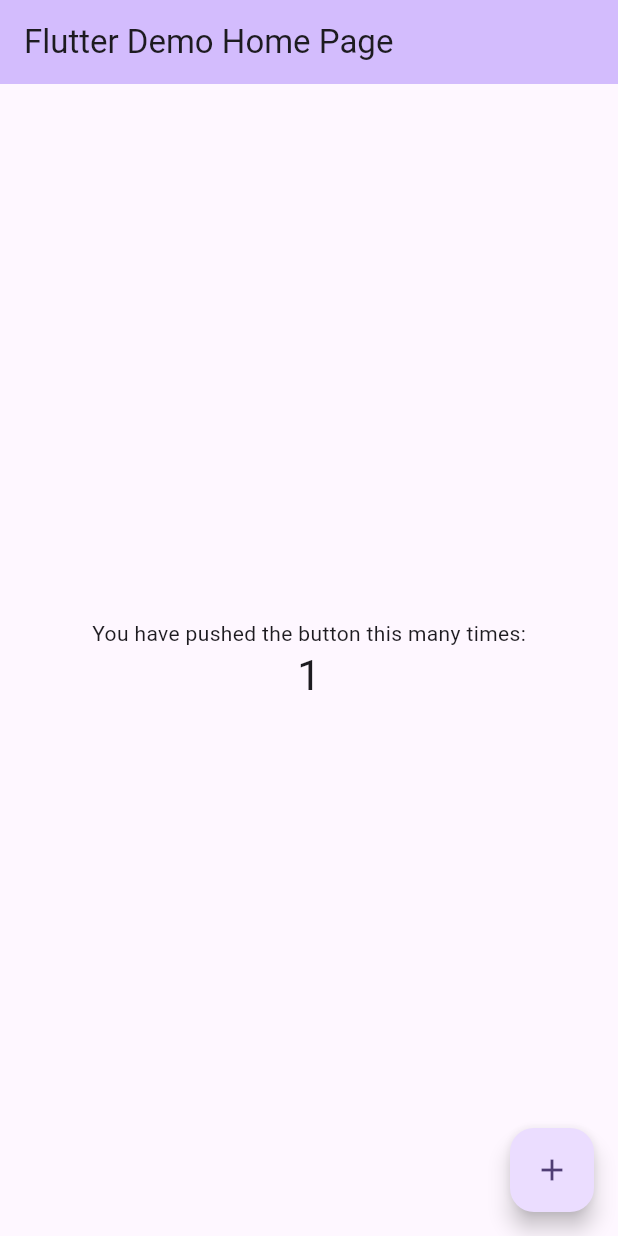
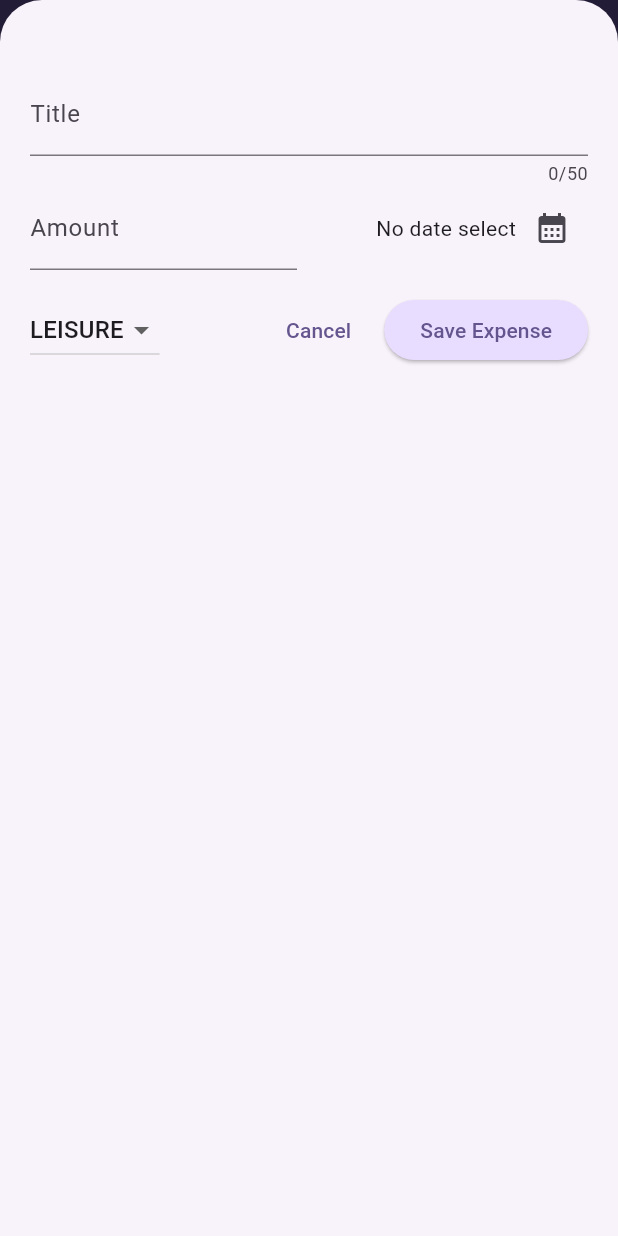
Before and after one commit to Tolkynbayeva/expense_tracker, a Flutter app: the screen it shows after launch, after a tap on the "add" icon, on a phone screen of 412 x 824 dp. Run offline on Flutter 3.47's test engine with Material 3 defaults, Android fonts, the phone set to English and light mode, and no system bars.

Commit message:
adding chart widgets

```diff
--- a/lib/main.dart
+++ b/lib/main.dart
@@ -1,125 +1,55 @@
+import 'package:expense_tracker/widgets/expenses.dart';
 import 'package:flutter/material.dart';
 
+var kColorScheme = ColorScheme.fromSeed(
+  seedColor: const Color.fromARGB(255, 96, 59, 181),
+);
+var kDarkColorScheme = ColorScheme.fromSeed(
+  brightness: Brightness.dark,
+  seedColor: const Color.fromARGB(255, 5, 99, 125),
+);
 void main() {
-  runApp(const MyApp());
-}
-
-class MyApp extends StatelessWidget {
-  const MyApp({super.key});
-
-  // This widget is the root of your application.
-  @override
-  Widget build(BuildContext context) {
-    return MaterialApp(
-      title: 'Flutter Demo',
-      theme: ThemeData(
-        // This is the theme of your application.
-        //
-        // TRY THIS: Try running your application with "flutter run". You'll see
-        // the application has a purple toolbar. Then, without quitting the app,
-        // try changing the seedColor in the colorScheme below to Colors.green
-        // and then invoke "hot reload" (save your changes or press the "hot
-        // reload" button in a Flutter-supported IDE, or press "r" if you used
-        // the command line to start the app).
-        //
-        // Notice that the counter didn't reset back to zero; the application
-        // state is not lost during the reload. To reset the state, use hot
-        // restart instead.
-        //
-        // This works for code too, not just values: Most code changes can be
-        // tested with just a hot reload.
-        colorScheme: ColorScheme.fromSeed(seedColor: Colors.deepPurple),
-        useMaterial3: true,
-      ),
-      home: const MyHomePage(title: 'Flutter Demo Home Page'),
-    );
-  }
-}
-
-class MyHomePage extends StatefulWidget {
-  const MyHomePage({super.key, required this.title});
-
-  // This widget is the home page of your application. It is stateful, meaning
-  // that it has a State object (defined below) that contains fields that affect
-  // how it looks.
-
-  // This class is the configuration for the state. It holds the values (in this
-  // case the title) provided by the parent (in this case the App widget) and
-  // used by the build method of the State. Fields in a Widget subclass are
-  // always marked "final".
-
-  final String title;
-
-  @override
-  State<MyHomePage> createState() => _MyHomePageState();
-}
-
-class _MyHomePageState extends State<MyHomePage> {
-  int _counter = 0;
-
-  void _incrementCounter() {
-    setState(() {
-      // This call to setState tells the Flutter framework that something has
-      // changed in this State, which causes it to rerun the build method below
-      // so that the display can reflect the updated values. If we changed
-      // _counter without calling setState(), then the build method would not be
-      // called again, and so nothing would appear to happen.
-      _counter++;
-    });
-  }
-
-  @override
-  Widget build(BuildContext context) {
-    // This method is rerun every time setState is called, for instance as done
-    // by the _incrementCounter method above.
-    //
-    // The Flutter framework has been optimized to make rerunning build methods
-    // fast, so that you can just rebuild anything that needs updating rather
-    // than having to individually change instances of widgets.
-    return Scaffold(
-      appBar: AppBar(
-        // TRY THIS: Try changing the color here to a specific color (to
-        // Colors.amber, perhaps?) and trigger a hot reload to see the AppBar
-        // change color while the other colors stay the same.
-        backgroundColor: Theme.of(context).colorScheme.inversePrimary,
-        // Here we take the value from the MyHomePage object that was created by
-        // the App.build method, and use it to set our appbar title.
-        title: Text(widget.title),
-      ),
-      body: Center(
-        // Center is a layout widget. It takes a single child and positions it
-        // in the middle of the parent.
-        child: Column(
-          // Column is also a layout widget. It takes a list of children and
-          // arranges them vertically. By default, it sizes itself to fit its
-          // children horizontally, and tries to be as tall as its parent.
-          //
-          // Column has various properties to control how it sizes itself and
-          // how it positions its children. Here we use mainAxisAlignment to
-          // center the children vertically; the main axis here is the vertical
-          // axis because Columns are vertical (the cross axis would be
-          // horizontal).
-          //
-          // TRY THIS: Invoke "debug painting" (choose the "Toggle Debug Paint"
-          // action in the IDE, or press "p" in the console), to see the
-          // wireframe for each widget.
-          mainAxisAlignment: MainAxisAlignment.center,
-          children: <Widget>[
-            const Text(
-              'You have pushed the button this many times:',
-            ),
-            Text(
-              '$_counter',
-              style: Theme.of(context).textTheme.headlineMedium,
-            ),
-          ],
+  runApp(MaterialApp(
+    darkTheme: ThemeData.dark().copyWith(
+      colorScheme: kDarkColorScheme,
+      cardTheme: const CardTheme().copyWith(
+        color: kDarkColorScheme.secondaryContainer,
+        margin: const EdgeInsets.symmetric(
+          horizontal: 16.0,
+          vertical: 8.0,
         ),
       ),
-      floatingActionButton: FloatingActionButton(
-        onPressed: _incrementCounter,
-        tooltip: 'Increment',
-        child: const Icon(Icons.add),
-      ), // This trailing comma makes auto-formatting nicer for build methods.
-    );
-  }
+      elevatedButtonTheme: ElevatedButtonThemeData(
+        style: ElevatedButton.styleFrom(
+            backgroundColor: kDarkColorScheme.primaryContainer,
+            foregroundColor: kDarkColorScheme.onPrimaryContainer),
+      ),
+    ),
+    theme: ThemeData().copyWith(
+      colorScheme: kColorScheme,
+      appBarTheme: AppBarTheme(
+        backgroundColor: kColorScheme.onPrimaryContainer,
+        foregroundColor: kColorScheme.primaryContainer,
+      ),
+      cardTheme: const CardTheme().copyWith(
+        color: kColorScheme.secondaryContainer,
+        margin: const EdgeInsets.symmetric(
+          horizontal: 16.0,
+          vertical: 8.0,
+        ),
+      ),
+      elevatedButtonTheme: ElevatedButtonThemeData(
+        style: ElevatedButton.styleFrom(
+            backgroundColor: kColorScheme.primaryContainer),
+      ),
+      textTheme: ThemeData().textTheme.copyWith(
+            titleLarge: TextStyle(
+              fontWeight: FontWeight.bold,
+              fontSize: 16.0,
+              color: kColorScheme.onSecondaryContainer,
+            ),
+          ),
+    ),
+    home: const Expenses(),
+  ));
 }
--- /dev/null
+++ b/lib/models/expense.dart
@@ -0,0 +1,55 @@
+import 'package:uuid/uuid.dart';
+import 'package:flutter/material.dart';
+import 'package:intl/intl.dart';
+
+final formatter = DateFormat.yMd();
+const uuid = Uuid();
+
+enum Category { food, travel, leisure, work }
+
+const categoryIcons = {
+  Category.food: Icons.lunch_dining,
+  Category.travel: Icons.flight_takeoff,
+  Category.leisure: Icons.movie,
+  Category.work: Icons.work,
+};
+
+class Expense {
+  Expense(
+      {required this.title,
+      required this.amount,
+      required this.date,
+      required this.category})
+      : id = uuid.v4();
+
+  final String id;
+  final String title;
+  final double amount;
+  final DateTime date;
+  final Category category;
+
+  String get formattedDate {
+    return formatter.format(date);
+  }
+}
+
+class ExpenseBucket {
+  ExpenseBucket({required this.category, required this.expenses});
+
+  ExpenseBucket.forCategory(List<Expense> allExpenses, this.category)
+      : expenses = allExpenses
+            .where((expense) => expense.category == category)
+            .toList();
+
+  final Category category;
+  final List<Expense> expenses;
+
+  double get totalExpenses {
+    double sum = 0;
+
+    for (final expense in expenses) {
+      sum += expense.amount;
+    }
+    return sum;
+  }
+}
--- /dev/null
+++ b/lib/widgets/chart/chart.dart
@@ -0,0 +1,95 @@
+import 'package:flutter/material.dart';
+
+import 'package:expense_tracker/widgets/chart/chart_bar.dart';
+import 'package:expense_tracker/models/expense.dart';
+
+class Chart extends StatelessWidget {
+  const Chart({super.key, required this.expenses});
+
+  final List<Expense> expenses;
+
+  List<ExpenseBucket> get buckets {
+    return [
+      ExpenseBucket.forCategory(expenses, Category.food),
+      ExpenseBucket.forCategory(expenses, Category.leisure),
+      ExpenseBucket.forCategory(expenses, Category.travel),
+      ExpenseBucket.forCategory(expenses, Category.work),
+    ];
+  }
+
+  double get maxTotalExpense {
+    double maxTotalExpense = 0;
+
+    for (final bucket in buckets) {
+      if (bucket.totalExpenses > maxTotalExpense) {
+        maxTotalExpense = bucket.totalExpenses;
+      }
+    }
+
+    return maxTotalExpense;
+  }
+
+  @override
+  Widget build(BuildContext context) {
+    final isDarkMode =
+        MediaQuery.of(context).platformBrightness == Brightness.dark;
+    return Container(
+      margin: const EdgeInsets.all(16),
+      padding: const EdgeInsets.symmetric(
+        vertical: 16,
+        horizontal: 8,
+      ),
+      width: double.infinity,
+      height: 180,
+      decoration: BoxDecoration(
+        borderRadius: BorderRadius.circular(8),
+        gradient: LinearGradient(
+          colors: [
+            Theme.of(context).colorScheme.primary.withOpacity(0.3),
+            Theme.of(context).colorScheme.primary.withOpacity(0.0)
+          ],
+          begin: Alignment.bottomCenter,
+          end: Alignment.topCenter,
+        ),
+      ),
+      child: Column(
+        children: [
+          Expanded(
+            child: Row(
+              crossAxisAlignment: CrossAxisAlignment.end,
+              children: [
+                for (final bucket in buckets) // alternative to map()
+                  ChartBar(
+                    fill: bucket.totalExpenses == 0
+                        ? 0
+                        : bucket.totalExpenses / maxTotalExpense,
+                  )
+              ],
+            ),
+          ),
+          const SizedBox(height: 12),
+          Row(
+            children: buckets
+                .map(
+                  (bucket) => Expanded(
+                    child: Padding(
+                      padding: const EdgeInsets.symmetric(horizontal: 4),
+                      child: Icon(
+                        categoryIcons[bucket.category],
+                        color: isDarkMode
+                            ? Theme.of(context).colorScheme.secondary
+                            : Theme.of(context)
+                                .colorScheme
+                                .primary
+                                .withOpacity(0.7),
+                      ),
+                    ),
+                  ),
+                )
+                .toList(),
+          )
+        ],
+      ),
+    );
+  }
+}
--- /dev/null
+++ b/lib/widgets/chart/chart_bar.dart
@@ -0,0 +1,34 @@
+import 'package:flutter/material.dart';
+
+class ChartBar extends StatelessWidget {
+  const ChartBar({
+    super.key,
+    required this.fill,
+  });
+
+  final double fill;
+
+  @override
+  Widget build(BuildContext context) {
+    final isDarkMode =
+        MediaQuery.of(context).platformBrightness == Brightness.dark;
+    return Expanded(
+      child: Padding(
+        padding: const EdgeInsets.symmetric(horizontal: 4),
+        child: FractionallySizedBox(
+          heightFactor: fill,
+          child: DecoratedBox(
+            decoration: BoxDecoration(
+              shape: BoxShape.rectangle,
+              borderRadius:
+                  const BorderRadius.vertical(top: Radius.circular(8)),
+              color: isDarkMode
+                  ? Theme.of(context).colorScheme.secondary
+                  : Theme.of(context).colorScheme.primary.withOpacity(0.65),
+            ),
+          ),
+        ),
+      ),
+    );
+  }
+}
--- /dev/null
+++ b/lib/widgets/expenses.dart
@@ -0,0 +1,96 @@
+import 'package:expense_tracker/widgets/chart/chart.dart';
+import 'package:expense_tracker/widgets/new_expense.dart';
+import 'package:flutter/material.dart';
+import 'package:expense_tracker/models/expense.dart';
+import 'package:expense_tracker/widgets/expenses_list/expenses_list.dart';
+
+class Expenses extends StatefulWidget {
+  const Expenses({super.key});
+
+  @override
+  State<Expenses> createState() => _ExpensesState();
+}
+
+class _ExpensesState extends State<Expenses> {
+  final List<Expense> _registeredExpenses = [
+    Expense(
+      title: 'Flutter Course',
+      amount: 19.99,
+      date: DateTime.now(),
+      category: Category.work,
+    ),
+    Expense(
+      title: 'Cinema',
+      amount: 15.99,
+      date: DateTime.now(),
+      category: Category.leisure,
+    )
+  ];
+
+  void _openAddExpenseOverlay() {
+    showModalBottomSheet(
+      isScrollControlled: true,
+      context: context,
+      builder: (ctx) => NewExpense(onAddExpense: _addExpense),
+    );
+  }
+
+  void _addExpense(Expense expense) {
+    setState(() {
+      _registeredExpenses.add(expense);
+    });
+  }
+
+  void _removeExpense(Expense expense) {
+    final expenseIndex = _registeredExpenses.indexOf(expense);
+    setState(() {
+      _registeredExpenses.remove(expense);
+    });
+    ScaffoldMessenger.of(context).clearSnackBars();
+    ScaffoldMessenger.of(context).showSnackBar(
+      SnackBar(
+        content: const Text('Expense deleted.'),
+        duration: const Duration(seconds: 3),
+        action: SnackBarAction(
+            label: 'Undo',
+            onPressed: () {
+              setState(() {
+                _registeredExpenses.insert(expenseIndex, expense);
+              });
+            }),
+      ),
+    );
+  }
+
+  @override
+  Widget build(BuildContext context) {
+    Widget mainContent = const Center(
+      child: Text('No expenses found. Start adding some!'),
+    );
+    if (_registeredExpenses.isNotEmpty) {
+      mainContent = ExpensesList(
+        expense: _registeredExpenses,
+        onRemoveExpense: _removeExpense,
+      );
+    }
+    return Scaffold(
+      appBar: AppBar(
+        title: const Text(
+          'Flutter ExpnaseTracker',
+        ),
+        actions: [
+          IconButton(
+            onPressed: _openAddExpenseOverlay,
+            icon: const Icon(Icons.add),
+          ),
+        ],
+      ),
+      body: Column(
+        children: [
+          Chart(expenses: _registeredExpenses),
+          Expanded(child: mainContent),
+        ],
+      ),
+    );
+  }
+}
--- /dev/null
+++ b/lib/widgets/expenses_list/expenses_item.dart
@@ -0,0 +1,43 @@
+import 'package:flutter/material.dart';
+import 'package:expense_tracker/models/expense.dart';
+
+class ExpensesItem extends StatelessWidget {
+  const ExpensesItem(this.expense, {super.key});
+
+  final Expense expense;
+
+  @override
+  Widget build(BuildContext context) {
+    return Card(
+      child: Padding(
+        padding: const EdgeInsets.symmetric(
+          horizontal: 20.0,
+          vertical: 16.0,
+        ),
+        child: Column(
+          crossAxisAlignment: CrossAxisAlignment.start,
+          children: [
+            Text(
+              expense.title,
+              style: Theme.of(context).textTheme.titleLarge,
+            ),
+            const SizedBox(height: 4.0),
+            Row(
+              children: [
+                Text('\$${expense.amount.toStringAsFixed(2)}'),
+                const Spacer(),
+                Row(
+                  children: [
+                    Icon(categoryIcons[expense.category]),
+                    const SizedBox(width: 8.0),
+                    Text(expense.formattedDate)
+                  ],
+                )
+              ],
+            )
+          ],
+        ),
+      ),
+    );
+  }
+}
--- /dev/null
+++ b/lib/widgets/expenses_list/expenses_list.dart
@@ -0,0 +1,33 @@
+import 'package:flutter/material.dart';
+import 'package:expense_tracker/models/expense.dart';
+import 'expenses_item.dart';
+
+class ExpensesList extends StatelessWidget {
+  const ExpensesList({
+    super.key,
+    required this.expense,
+    required this.onRemoveExpense,
+  });
+
+  final List<Expense> expense;
+  final void Function(Expense expense) onRemoveExpense;
+
+  @override
+  Widget build(BuildContext context) {
+    return ListView.builder(
+      itemCount: expense.length,
+      itemBuilder: (context, index) => Dismissible(
+        background: Container(
+          color: Theme.of(context).colorScheme.error.withOpacity(0.75),
+          margin: EdgeInsets.symmetric(
+              horizontal: Theme.of(context).cardTheme.margin!.horizontal),
+        ),
+        onDismissed: (direction) {
+          onRemoveExpense(expense[index]);
+        },
+        key: ValueKey(expense[index]),
+        child: ExpensesItem(expense[index]),
+      ),
+    );
+  }
+}
--- /dev/null
+++ b/lib/widgets/new_expense.dart
@@ -0,0 +1,158 @@
+import 'package:flutter/material.dart';
+import 'package:expense_tracker/models/expense.dart';
+
+class NewExpense extends StatefulWidget {
+  const NewExpense({super.key, required this.onAddExpense});
+
+  final void Function(Expense expense) onAddExpense;
+
+  @override
+  State<NewExpense> createState() => _NewExpenseState();
+}
+
+class _NewExpenseState extends State<NewExpense> {
+  final _titleController = TextEditingController();
+  final _amountController = TextEditingController();
+  DateTime? _selectedDate;
+  Category _selectedCategory = Category.leisure;
+
+  void _presentDatePicker() async {
+    final now = DateTime.now();
+    final firstDate = DateTime(now.year - 1, now.month);
+    final pickedDate = await showDatePicker(
+      context: context,
+      initialDate: now,
+      firstDate: firstDate,
+      lastDate: now,
+    );
+    setState(() {
+      _selectedDate = pickedDate;
+    });
+  }
+
+  void _submitExpenseDate() {
+    final enteredAmount = double.tryParse(_amountController.text);
+    final amountIsInvalid = enteredAmount == null || enteredAmount <= 0;
+    if (_titleController.text.trim().isEmpty ||
+        _selectedDate == null ||
+        amountIsInvalid) {
+      showDialog(
+        context: context,
+        builder: (ctx) => AlertDialog(
+          title: const Text('Invalid input'),
+          content: const Text(
+              'Please make sure a valid title, amount, date and category was entered.'),
+          actions: [
+            TextButton(
+              onPressed: () {
+                Navigator.pop(ctx);
+              },
+              child: const Text('Okay'),
+            )
+          ],
+        ),
+      );
+      return;
+    }
+    widget.onAddExpense(
+      Expense(
+          title: _titleController.text,
+          amount: enteredAmount,
+          date: _selectedDate!,
+          category: _selectedCategory),
+    );
+    Navigator.pop(context);
+  }
+
+  @override
+  void dispose() {
+    _titleController.dispose();
+    _amountController.dispose();
+    super.dispose();
+  }
+
+  @override
+  Widget build(BuildContext context) {
+    return Padding(
+      padding: const EdgeInsets.fromLTRB(20, 48, 20, 20),
+      child: Column(
+        children: [
+          TextField(
+            controller: _titleController,
+            maxLength: 50,
+            decoration: const InputDecoration(
+              label: Text('Title'),
+            ),
+          ),
+          Row(
+            children: [
+              Expanded(
+                child: TextField(
+                  controller: _amountController,
+                  keyboardType: TextInputType.number,
+                  decoration: const InputDecoration(
+                      label: Text('Amount'), prefixText: '\$ '),
+                ),
+              ),
+              const SizedBox(width: 16.0),
+              Expanded(
+                child: Row(
+                  mainAxisAlignment: MainAxisAlignment.end,
+                  crossAxisAlignment: CrossAxisAlignment.center,
+                  children: [
+                    Text(_selectedDate == null
+                        ? 'No date select'
+                        : formatter.format(_selectedDate!)),
+                    IconButton(
+                      onPressed: _presentDatePicker,
+                      icon: const Icon(Icons.calendar_month),
+                    ),
+                  ],
+                ),
+              )
+            ],
+          ),
+          const SizedBox(height: 16.0),
+          Row(
+            children: [
+              DropdownButton(
+                  value: _selectedCategory,
+                  items: Category.values
+                      .map(
+                        (category) => DropdownMenuItem(
+                          value: category,
+                          child: Text(
+                            category.name.toUpperCase(),
+                          ),
+                        ),
+                      )
+                      .toList(),
+                  onChanged: (value) {
+                    if (value == null) {
+                      return;
+                    }
+                    setState(() {
+                      _selectedCategory = value;
+                    });
+                  }),
+              const Spacer(),
+              TextButton(
+                onPressed: () {
+                  Navigator.pop(context);
+                },
+                child: const Text('Cancel'),
+              ),
+              const SizedBox(width: 10.0),
+              ElevatedButton(
+                onPressed: () {
+                  _submitExpenseDate();
+                },
+                child: const Text('Save Expense'),
+              ),
+            ],
+          ),
+        ],
+      ),
+    );
+  }
+}
```
Also changed, not shown: pubspec.yaml (+3 -35 lines), pubspec.lock, 63 other files.
